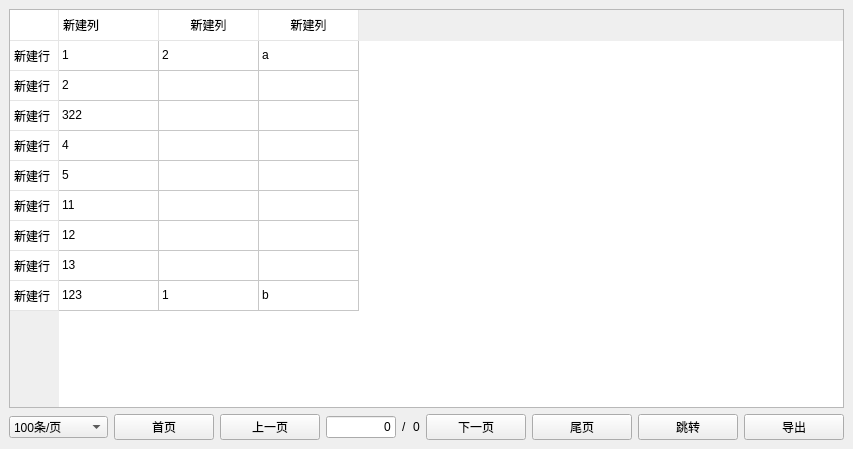
lj786824023/DataView, file ui/PageTableWidget.ui: the form before one commit.
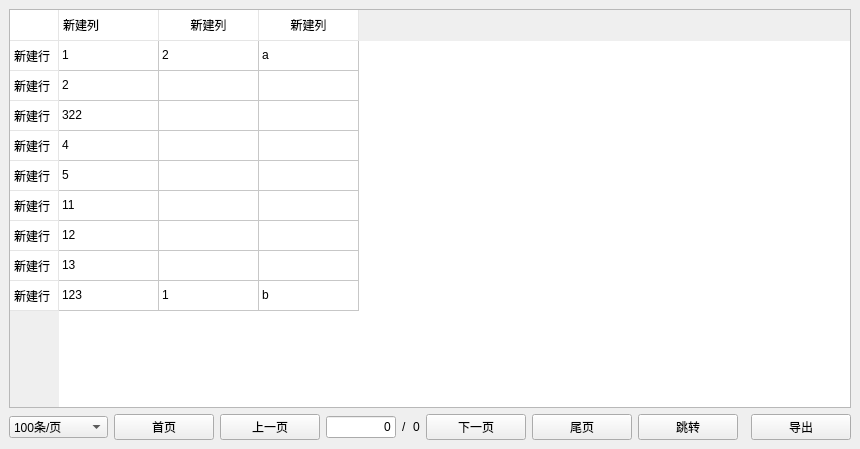
The form after the commit. Custom widgets are drawn as their Qt base class.

The edit to the form file:
```diff
--- a/ui/PageTableWidget.ui
+++ b/ui/PageTableWidget.ui
@@ -6,7 +6,7 @@
    <rect>
     <x>0</x>
     <y>0</y>
-    <width>853</width>
+    <width>860</width>
     <height>449</height>
    </rect>
   </property>
```
Left out of the diff: 4 changed lines with no effect on the pictures.
